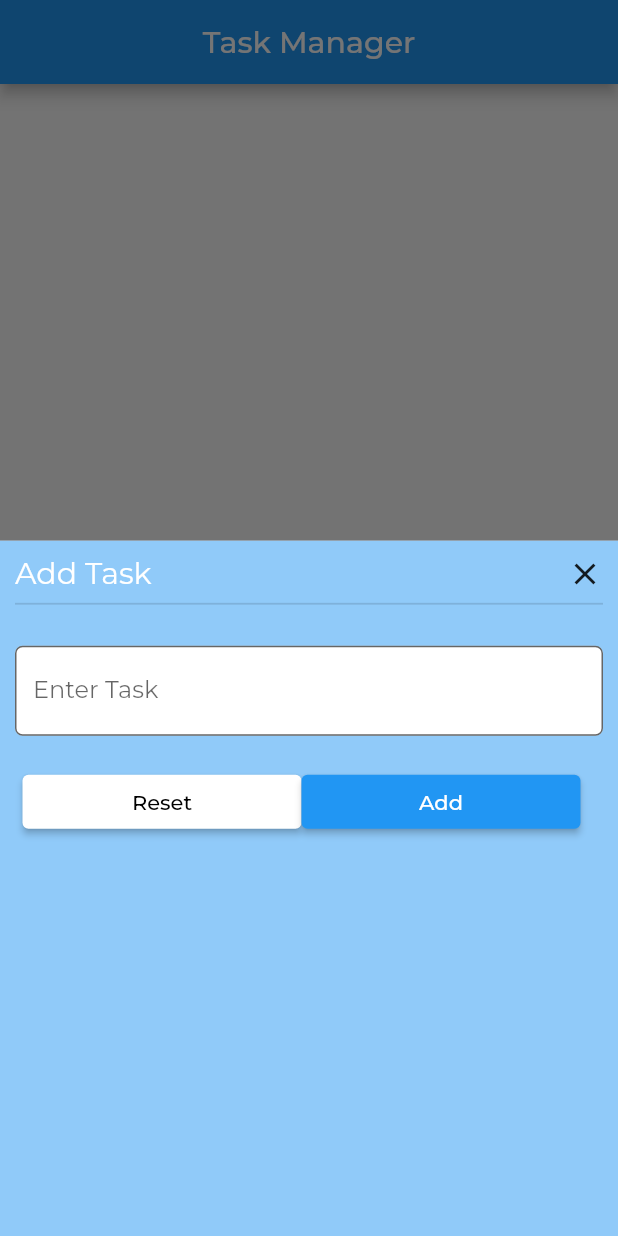
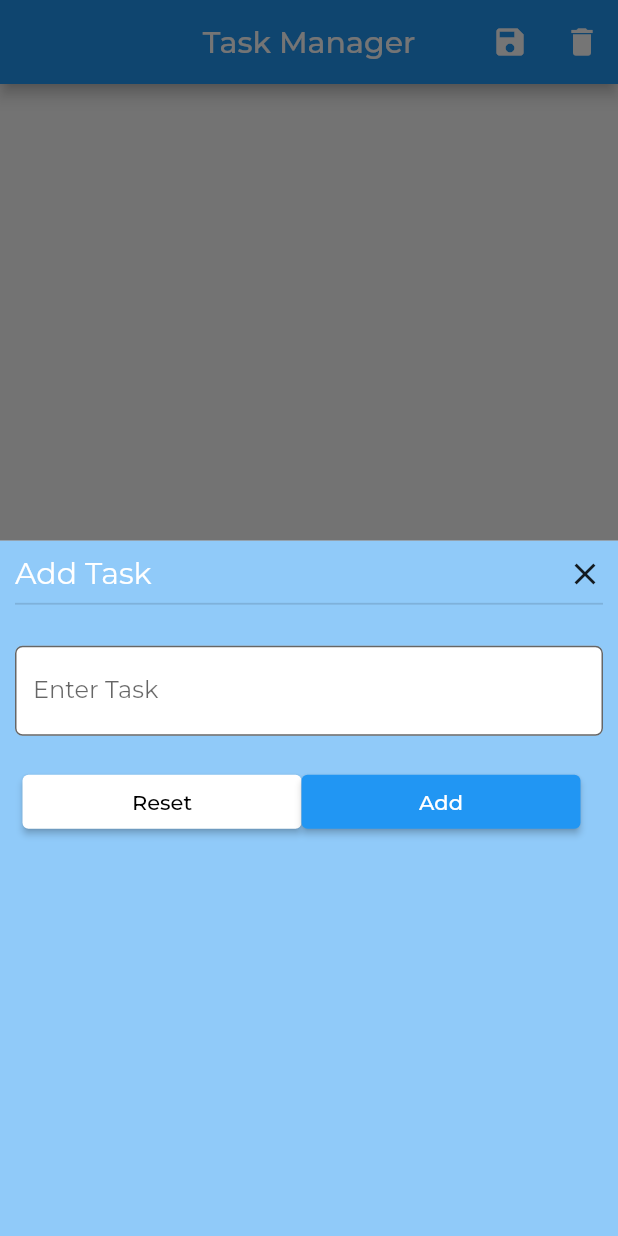
Before and after one commit to Bhagyesh1710/Flutter_DailyTask_Manager, a Flutter app: the screen it shows after launch, after a tap on the "add" icon, on a phone screen of 412 x 824 dp. Run offline on Flutter 3.47's test engine with Material 2 defaults, Android fonts, the phone set to English and light mode, and no system bars; our stand-ins replace google_fonts, shared_preferences.

Commit message:
Adding,Saving and Deleting Task App Build Complete

```diff
--- a/lib/screens/homescreen.dart
+++ b/lib/screens/homescreen.dart
@@ -17,6 +17,7 @@ class HomeScreen extends StatefulWidget {
 class _HomeScreenState extends State<HomeScreen> {
   var _taskController;
   late List<Task> _tasks;
+  late List<bool> _taskDone;
 
   void saveData() async {
     SharedPreferences prefs = await SharedPreferences.getInstance();
@@ -31,6 +32,8 @@ class _HomeScreenState extends State<HomeScreen> {
     prefs.setString('task', json.encode(list));
     _taskController.text = '';
     Navigator.of(context).pop();
+
+    _getTasks();
   }
 
   void _getTasks() async {
@@ -42,6 +45,22 @@ class _HomeScreenState extends State<HomeScreen> {
       _tasks.add(Task.fromMap(json.decode(d)));
     }
     print(_tasks);
+    _taskDone = List.generate(_tasks.length, (index) => false);
+    setState(() {});
+  }
+
+  void updatePandingTaskList() async {
+    SharedPreferences prefs = await SharedPreferences.getInstance();
+    List<Task> pendingList = [];
+    for (var i = 0; i < _tasks.length; i++)
+      if (!_taskDone[i]) pendingList.add(_tasks[i]);
+
+    var pendingListEncoded = List.generate(
+        pendingList.length, (i) => json.encode(pendingList[i].getMap()));
+
+    prefs.setString('task', json.encode(pendingListEncoded));
+
+    _getTasks();
   }
 
   @override
@@ -68,6 +87,20 @@ class _HomeScreenState extends State<HomeScreen> {
           'Task Manager',
           style: GoogleFonts.montserrat(),
         ),
+        actions: [
+          IconButton(
+            onPressed: updatePandingTaskList,
+            icon: Icon(Icons.save),
+          ),
+          IconButton(
+            onPressed: () async {
+              SharedPreferences prefs = await SharedPreferences.getInstance();
+              prefs.setString('task', json.encode([]));
+              _getTasks();
+            },
+            icon: Icon(Icons.delete),
+          ),
+        ],
         centerTitle: true,
       ),
       body: (_tasks == null)
@@ -80,7 +113,8 @@ class _HomeScreenState extends State<HomeScreen> {
                     (e) => Container(
                       height: 70.0,
                       width: MediaQuery.of(context).size.width,
-                      margin: const EdgeInsets.symmetric(horizontal: 10.0,vertical: 5.0),
+                      margin: const EdgeInsets.symmetric(
+                          horizontal: 10.0, vertical: 5.0),
                       padding: const EdgeInsets.only(left: 10.0),
                       alignment: Alignment.centerLeft,
                       decoration: BoxDecoration(
@@ -93,10 +127,18 @@ class _HomeScreenState extends State<HomeScreen> {
                       child: Row(
                         mainAxisAlignment: MainAxisAlignment.spaceBetween,
                         children: [
-                          Text(e.task,style: GoogleFonts.montserrat(),),
-                          Checkbox(value: false, onChanged: (value) {
-                            print('Tap');
-                          },)
+                          Text(
+                            e.task,
+                            style: GoogleFonts.montserrat(),
+                          ),
+                          Checkbox(
+                            value: _taskDone[_tasks.indexOf(e)],
+                            onChanged: (val) {
+                              setState(() {
+                                _taskDone[_tasks.indexOf(e)] = val!;
+                              });
+                            },
+                          )
                         ],
                       ),
                     ),
```
